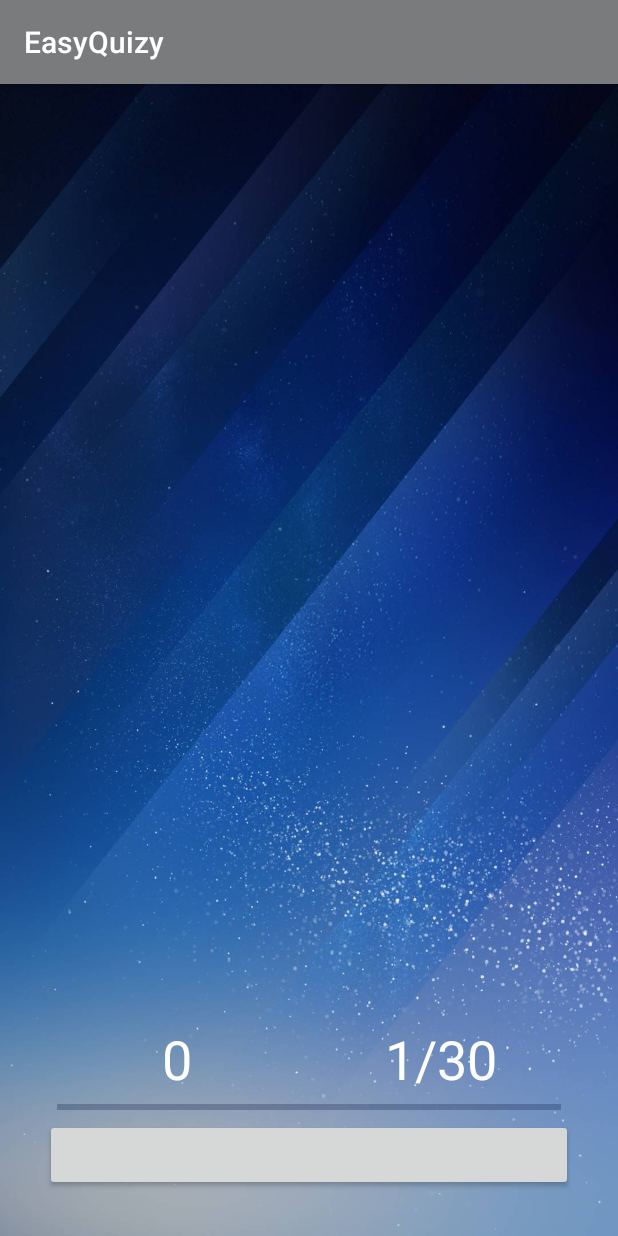
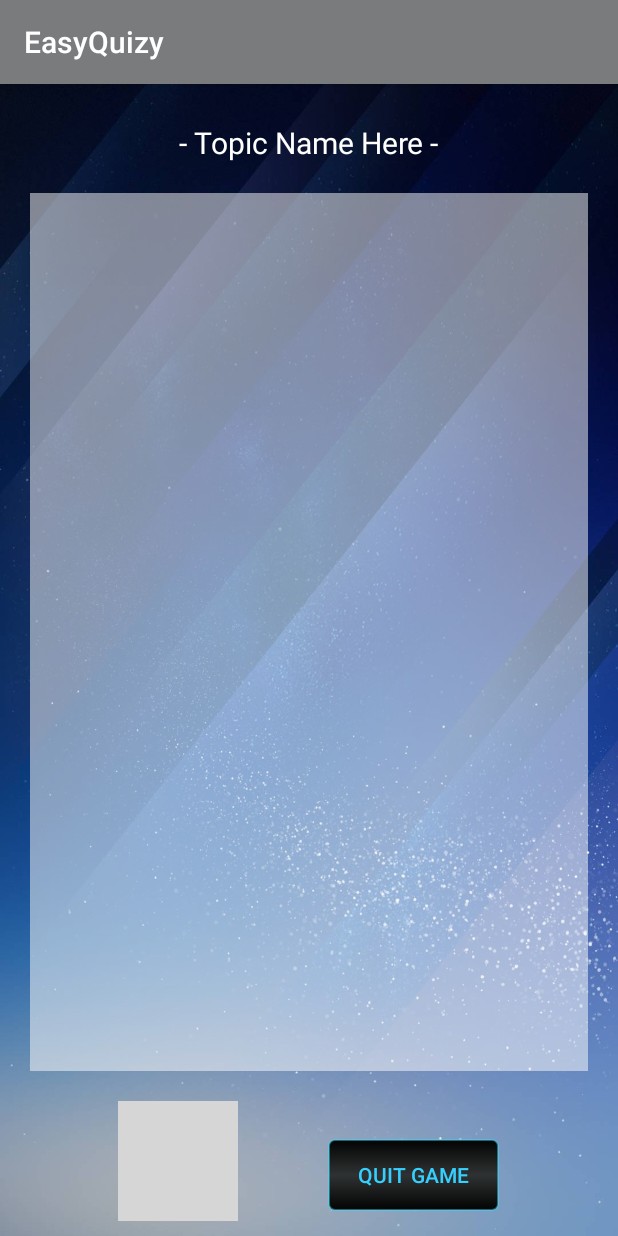
Before and after one commit to ShaniGeva12/EasyQuizy_App, an Android app: the Playing screen opened directly, with no data from a screen before it, on a phone screen of 412 x 824 dp. Run offline under Robolectric (Android 15) with nearby library versions, the phone set to English and light mode, and no system bars; grey boxes are pictures that could not be loaded.

Commit message:
playing xml updated

```diff
--- a/app/src/main/res/layout/activity_playing.xml
+++ b/app/src/main/res/layout/activity_playing.xml
@@ -7,7 +7,10 @@
     android:background="@drawable/blue_bg"
     tools:context=".Playing">
 
-    <!--TODO shani-->
+    <!--Doing: shani-->
+
+    <!--old ui-->
+    <!--
     <ImageView
         android:id="@+id/question_image"
         android:layout_alignParentTop="true"
@@ -17,7 +20,6 @@
         android:layout_width="300dp"
         android:layout_height="200dp"
         />
-
     <TextView
         android:layout_width="match_parent"
         android:layout_height="wrap_content"
@@ -28,7 +30,6 @@
         android:layout_marginTop="25dp"
         android:gravity="center"
         />
-
     <RelativeLayout
         android:layout_width="wrap_content"
         android:layout_height="wrap_content"
@@ -90,5 +91,122 @@
         </LinearLayout>
 
     </RelativeLayout>
+    -->
+
+    <!--New UI-->
+
+    <RelativeLayout
+        android:id="@+id/main_layout"
+        android:layout_width="match_parent"
+        android:layout_height="match_parent"
+        >
+
+
+        <!-- Header aligned to top -->
+        <RelativeLayout
+            android:id="@+id/header"
+            android:layout_width="match_parent"
+            android:layout_height="wrap_content"
+            android:layout_alignParentTop="true"
+            android:gravity="center"
+
+            android:paddingTop="25dp"
+            >
+
+            <TextView
+                android:id="@+id/topic_name_txt"
+
+                android:layout_width="wrap_content"
+                android:layout_height="wrap_content"
+
+                android:text=" - Topic Name Here - "
+
+                android:textSize="20sp"
+
+                android:textColor="@color/cardview_light_background"
+
+                />
+
+        </RelativeLayout>
+
+        <!-- Footer aligned to bottom -->
+        <RelativeLayout
+            android:id="@+id/footer"
+            android:layout_width="match_parent"
+            android:layout_height="wrap_content"
+            android:layout_alignParentBottom="true"
+            android:gravity="center"
+            >
+
+            <LinearLayout
+                android:layout_width="wrap_content"
+                android:layout_height="wrap_content"
+
+                android:layout_marginBottom="10dp"
+
+                android:orientation="horizontal"
+                android:weightSum="4"
+                >
+
+
+                <ImageView
+                    android:id="@+id/clock_img"
+                    android:layout_width="wrap_content"
+                    android:layout_height="wrap_content"
+                    android:src="@drawable/alarm_clock_pngrepo"
+
+                    android:maxWidth="80dp"
+                    android:maxHeight="80dp"
+
+                    android:scaleType="fitCenter"
+                    android:adjustViewBounds="true"
+
+                    android:layout_weight="2"
+                    android:layout_marginRight="30dp"
+                    />
+
+                <Button
+                    android:id="@+id/enter_btn"
+                    android:layout_width="wrap_content"
+                    android:layout_height="wrap_content"
+
+                    android:paddingStart="20dp"
+                    android:paddingLeft="20dp"
+                    android:paddingEnd="20dp"
+                    android:paddingRight="20dp"
+
+                    android:layout_marginTop="25dp"
+
+                    android:layout_marginLeft="30dp"
+
+                    android:background="@drawable/button_bg_rounded_corners"
+                    android:text="@string/quit_game"
+                    android:textColor="@color/text_color_thirdly"
+
+                    android:layout_weight="2"
+                    />
+
+            </LinearLayout>
+
+
+        </RelativeLayout>
+
+
+        <RelativeLayout
+            android:id="@+id/main_frame_ly"
+            android:layout_width="match_parent"
+            android:layout_height="match_parent"
+            android:layout_above="@id/footer"
+            android:layout_below="@id/header"
+            android:gravity="center"
+
+            android:background="@color/white_50precent"
+            android:layout_margin="20dp"
+            >
+
+
+        </RelativeLayout>
+
+    </RelativeLayout>
 
 </RelativeLayout>
--- a/app/src/main/res/values/strings.xml
+++ b/app/src/main/res/values/strings.xml
@@ -90,5 +90,6 @@
     <!-- TODO: Remove or change this placeholder text -->
     <string name="hello_blank_fragment">Hello blank fragment</string>
     <string name="title_activity_topic_start2">TopicStart2Activity</string>
+    <string name="quit_game">Quit Game</string>
 
 </resources>
```
Also changed, not shown: 1 other file.
